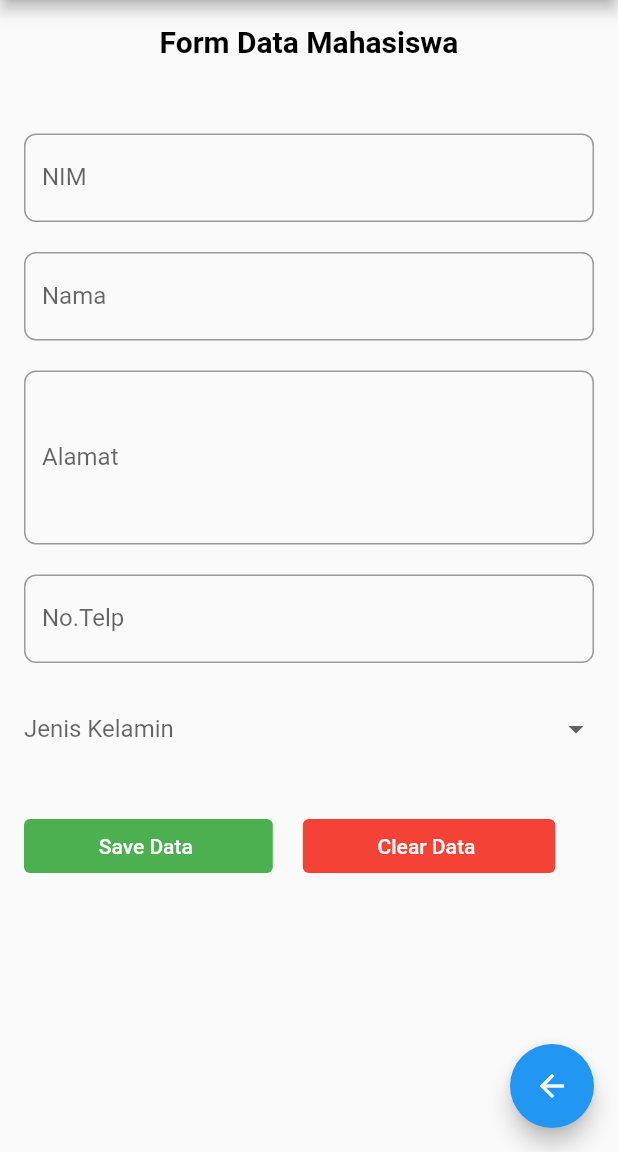
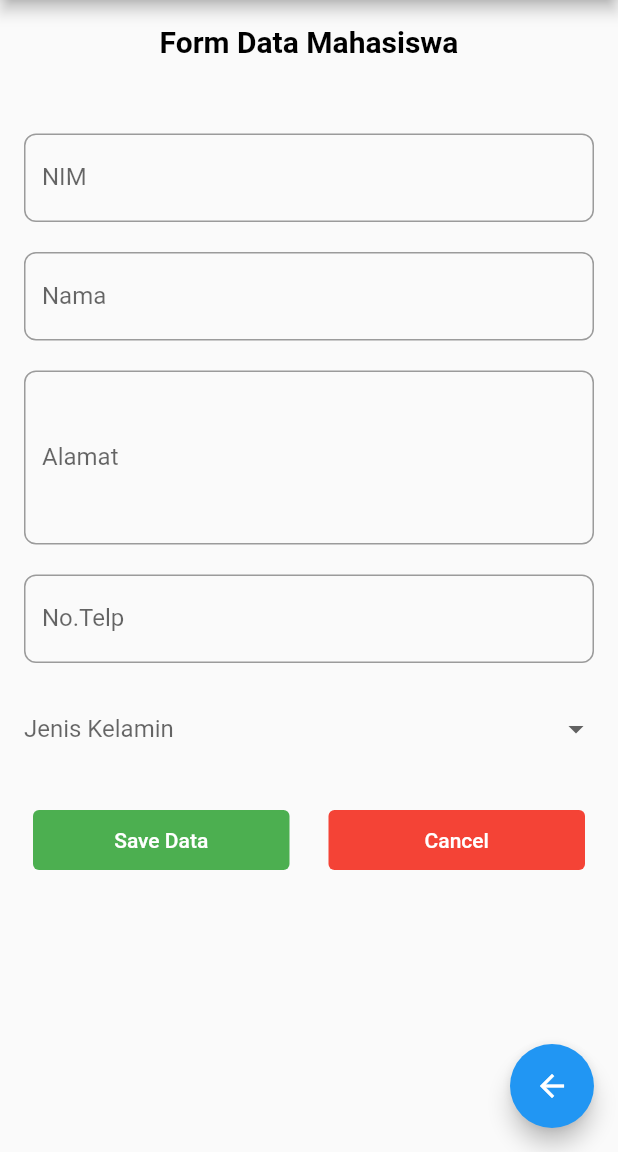
Before and after one commit to dellajannata/flutter_mobile_uas2, a Flutter app: the formMhs screen opened directly, on a phone screen of 412 x 824 dp, the part 84-1236 px from its top. Run offline on Flutter 3.47's test engine with Material 2 defaults, Android fonts, the phone set to English and light mode, and no system bars; our stand-ins replace sqflite; accounts and stored records are empty; Roboto replaces fonts that are missing (CabalBold).

Commit message:
Update Button Pada Form Tambah Data dan Edit

```diff
--- a/lib/page/form.dart
+++ b/lib/page/form.dart
@@ -151,11 +151,18 @@ class _formMhs extends State<formMhs> {
           ),
           Row(
             children: [
-              TextButton(
+              SizedBox(
+                width: 6.0,
+              ),
+              SizedBox(
+                height: 40,
+                width: MediaQuery.of(context).size.width / 2 - 35,
+                child: TextButton(
                   style: TextButton.styleFrom(
                     primary: Colors.white,
                     backgroundColor: Colors.green,
                   ),
+                  // biar hapus semua value yang udah di isi
                   onPressed: () async {
                     setState(() {
                       nimController.text.isEmpty
@@ -189,16 +196,21 @@ class _formMhs extends State<formMhs> {
                       Navigator.pop(context, result);
                     }
                   },
-                child: const Text('            Save Data             '),
+                  child: Text('Save Data'),
+                ),
               ),
               const SizedBox(
-                width: 20,
+                width: 26,
               ),
-              TextButton(
+              SizedBox(
+                height: 40,
+                width: MediaQuery.of(context).size.width / 2 - 35,
+                child: TextButton(
                   style: TextButton.styleFrom(
                     primary: Colors.white,
                     backgroundColor: Colors.red,
                   ),
+                  // biar hapus semua value yang udah di isi
                   onPressed: () {
                     nimController.text = '';
                     namaController.text = '';
@@ -206,7 +218,8 @@ class _formMhs extends State<formMhs> {
                     noTelpController.text = '';
                     jkController.text = '';
                   },
-                child: const Text('            Clear Data             '),
+                  child: Text('Cancel'),
+                ),
               ),
             ],
           ),
```
Also changed, not shown: lib/page/edit_form.dart (+22 -8 lines). Lines whose indentation alone changed are shown as unchanged.
